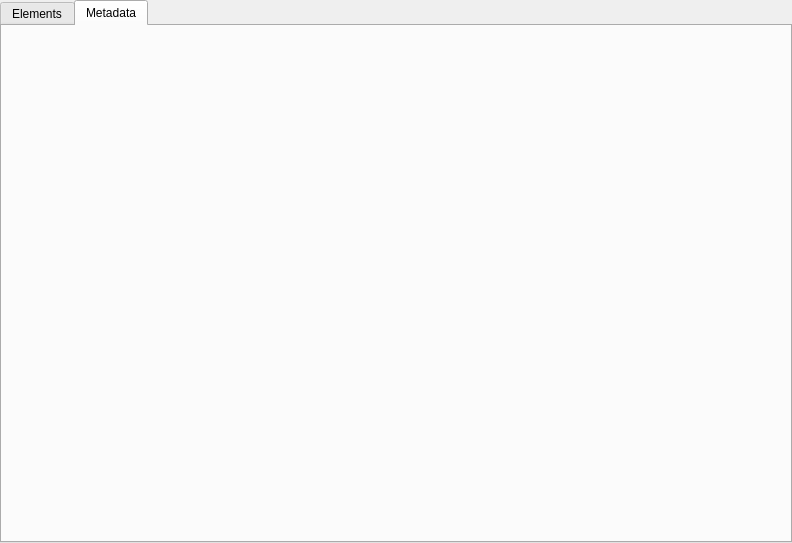
Before: the Qt Designer form pagesettings.ui in minirop/hso-page-builder, drawn with Qt 5.
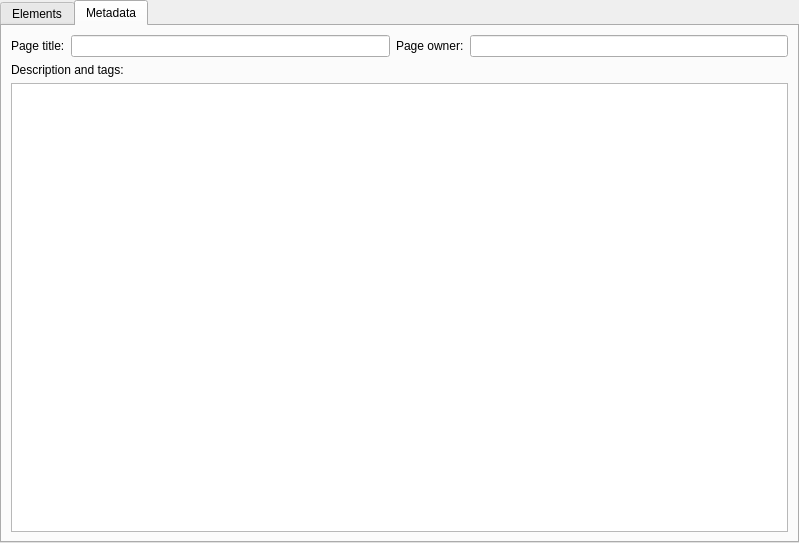
After: the same form once the commit is applied. The open tabs and pages were chosen to show the change.

Patch:
```diff
--- a/pagesettings.ui
+++ b/pagesettings.ui
@@ -6,7 +6,7 @@
    <rect>
     <x>0</x>
     <y>0</y>
-    <width>738</width>
+    <width>799</width>
     <height>543</height>
    </rect>
   </property>
@@ -416,6 +416,38 @@
       <attribute name="title">
        <string>Metadata</string>
       </attribute>
+      <layout class="QGridLayout" name="gridLayout_2">
+       <item row="0" column="1">
+        <widget class="QLineEdit" name="pageTitleLineEdit"/>
+       </item>
+       <item row="0" column="3">
+        <widget class="QLineEdit" name="pageOwnerLineEdit"/>
+       </item>
+       <item row="0" column="2">
+        <widget class="QLabel" name="label_12">
+         <property name="text">
+          <string>Page owner:</string>
+         </property>
+        </widget>
+       </item>
+       <item row="2" column="0" colspan="4">
+        <widget class="QPlainTextEdit" name="pageDescriptionAndTags"/>
+       </item>
+       <item row="0" column="0">
+        <widget class="QLabel" name="label_11">
+         <property name="text">
+          <string>Page title:</string>
+         </property>
+        </widget>
+       </item>
+       <item row="1" column="0" colspan="4">
+        <widget class="QLabel" name="label_13">
+         <property name="text">
+          <string>Description and tags:</string>
+         </property>
+        </widget>
+       </item>
+      </layout>
      </widget>
     </widget>
    </item>
```
Left out of the diff: 26 changed lines with no effect on the pictures.
